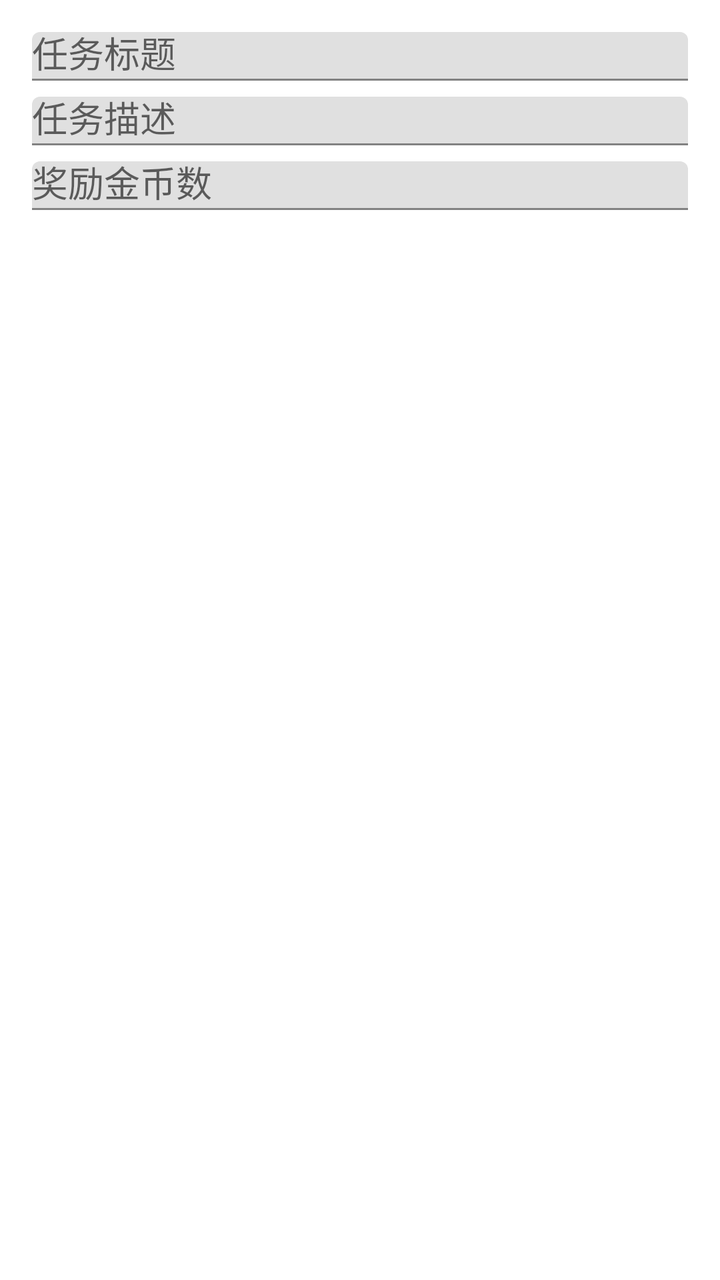
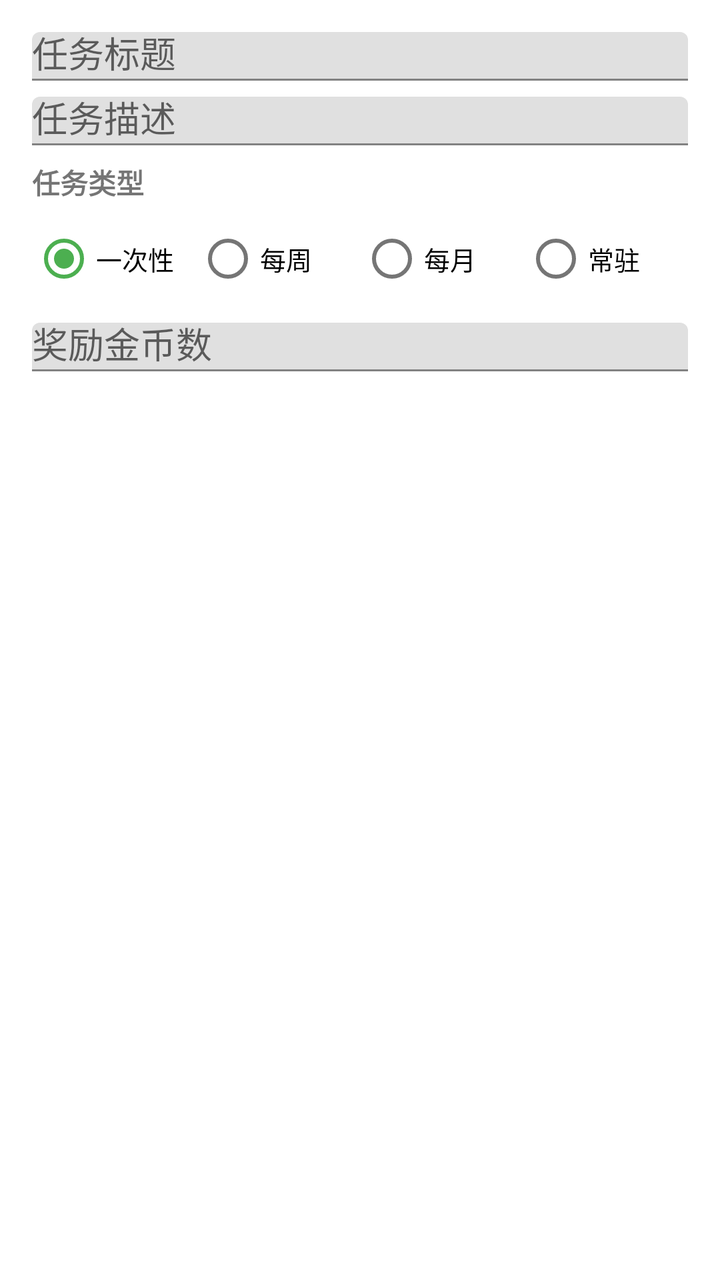

Before-and-after screenshots of an Android layout around one commit, followed by the original layout XML and the change that was made.
<!-- AndroidManifest.xml: application theme Theme.HabitTracker -->
<!-- res/layout/dialog_add_task.xml -->
<?xml version="1.0" encoding="utf-8"?>
<LinearLayout xmlns:android="http://schemas.android.com/apk/res/android"
    android:layout_width="match_parent"
    android:layout_height="wrap_content"
    android:orientation="vertical"
    android:padding="16dp">

    <com.google.android.material.textfield.TextInputLayout
        android:layout_width="match_parent"
        android:layout_height="wrap_content"
        android:hint="任务标题"
        android:layout_marginBottom="8dp">

        <android.widget.EditText
            android:id="@+id/et_task_title"
            android:layout_width="match_parent"
            android:layout_height="wrap_content"
            android:inputType="text" />

    </com.google.android.material.textfield.TextInputLayout>

    <com.google.android.material.textfield.TextInputLayout
        android:layout_width="match_parent"
        android:layout_height="wrap_content"
        android:hint="任务描述"
        android:layout_marginBottom="8dp">

        <android.widget.EditText
            android:id="@+id/et_task_desc"
            android:layout_width="match_parent"
            android:layout_height="wrap_content"
            android:inputType="textMultiLine" />

    </com.google.android.material.textfield.TextInputLayout>

    <com.google.android.material.textfield.TextInputLayout
        android:layout_width="match_parent"
        android:layout_height="wrap_content"
        android:hint="奖励金币数">

        <android.widget.EditText
            android:id="@+id/et_task_reward"
            android:layout_width="match_parent"
            android:layout_height="wrap_content"
            android:inputType="number" />

    </com.google.android.material.textfield.TextInputLayout>

</LinearLayout>
<!-- resources referenced by this layout -->
<resources>
  <style name="Theme.HabitTracker" parent="Theme.MaterialComponents.Light.NoActionBar">
          <item name="colorPrimary">@color/child_pink</item>
          <item name="colorPrimaryVariant">@color/child_pink_light</item>
          <item name="colorOnPrimary">@color/white</item>
          <item name="colorSecondary">@color/child_green</item>
          <item name="android:statusBarColor">@color/child_pink_light</item>
      </style>
  <color name="child_pink">#FF6B9D</color>
  <color name="child_pink_light">#FFF0F5</color>
  <color name="white">#FFFFFF</color>
  <color name="child_green">#4CAF50</color>
</resources>

<!-- the commit's change to res/layout/dialog_add_task.xml (unified diff, before → after) -->
@@ -33,6 +33,56 @@
 
     </com.google.android.material.textfield.TextInputLayout>
 
+    <TextView
+        android:layout_width="match_parent"
+        android:layout_height="wrap_content"
+        android:text="任务类型"
+        android:textSize="14sp"
+        android:textStyle="bold"
+        android:layout_marginBottom="4dp" />
+
+    <RadioGroup
+        android:id="@+id/rg_task_type"
+        android:layout_width="match_parent"
+        android:layout_height="wrap_content"
+        android:orientation="horizontal"
+        android:layout_marginBottom="8dp">
+
+        <RadioButton
+            android:id="@+id/rb_type_once"
+            android:layout_width="0dp"
+            android:layout_height="wrap_content"
+            android:layout_weight="1"
+            android:text="一次性"
+            android:checked="true"
+            android:textSize="13sp" />
+
+        <RadioButton
+            android:id="@+id/rb_type_weekly"
+            android:layout_width="0dp"
+            android:layout_height="wrap_content"
+            android:layout_weight="1"
+            android:text="每周"
+            android:textSize="13sp" />
+
+        <RadioButton
+            android:id="@+id/rb_type_monthly"
+            android:layout_width="0dp"
+            android:layout_height="wrap_content"
+            android:layout_weight="1"
+            android:text="每月"
+            android:textSize="13sp" />
+
+        <RadioButton
+            android:id="@+id/rb_type_permanent"
+            android:layout_width="0dp"
+            android:layout_height="wrap_content"
+            android:layout_weight="1"
+            android:text="常驻"
+            android:textSize="13sp" />
+
+    </RadioGroup>
+
     <com.google.android.material.textfield.TextInputLayout
         android:layout_width="match_parent"
         android:layout_height="wrap_content"
